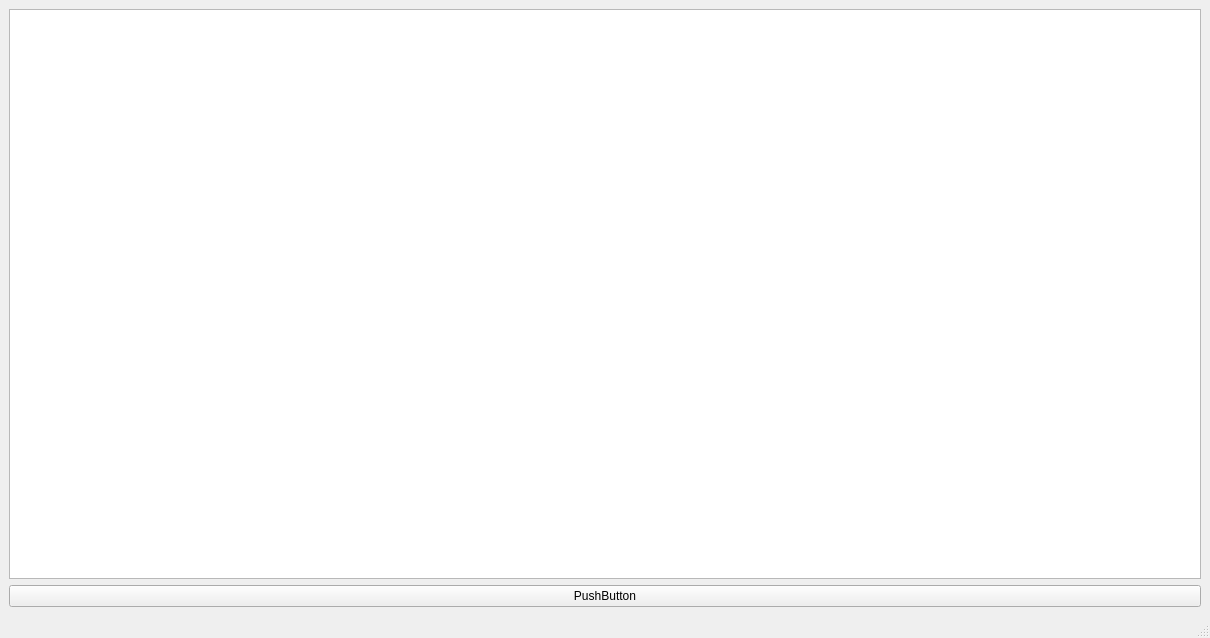
JafetDS/Datos-II-Proyecto-l-2k23, file Grafica/mainwindow.ui: the form before one commit.
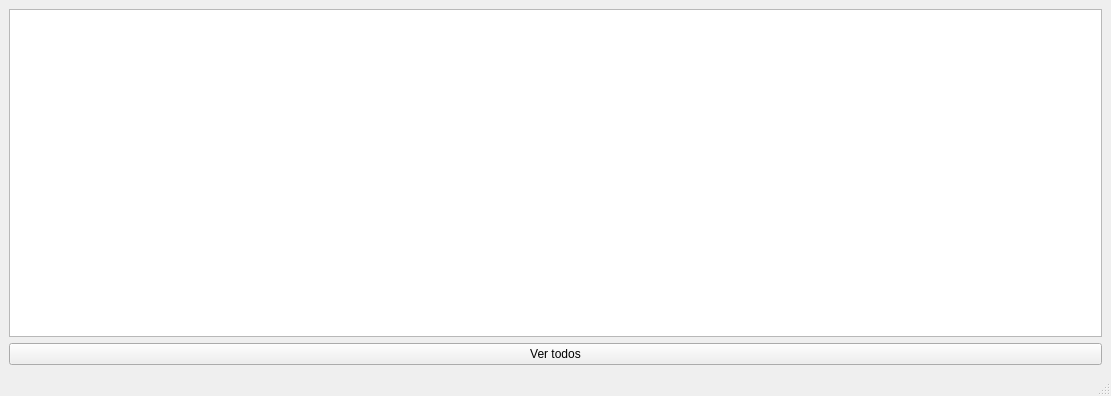
The form after the commit.

Diff of the .ui file:
```diff
--- a/Grafica/mainwindow.ui
+++ b/Grafica/mainwindow.ui
@@ -6,8 +6,8 @@
    <rect>
     <x>0</x>
     <y>0</y>
-    <width>1210</width>
-    <height>638</height>
+    <width>1111</width>
+    <height>396</height>
    </rect>
   </property>
   <property name="windowTitle">
@@ -21,7 +21,7 @@
     <item>
      <widget class="QPushButton" name="pushButton">
       <property name="text">
-       <string>PushButton</string>
+       <string>Ver todos</string>
       </property>
      </widget>
     </item>
```
Left out of the diff: 2 changed lines with no effect on the pictures.
